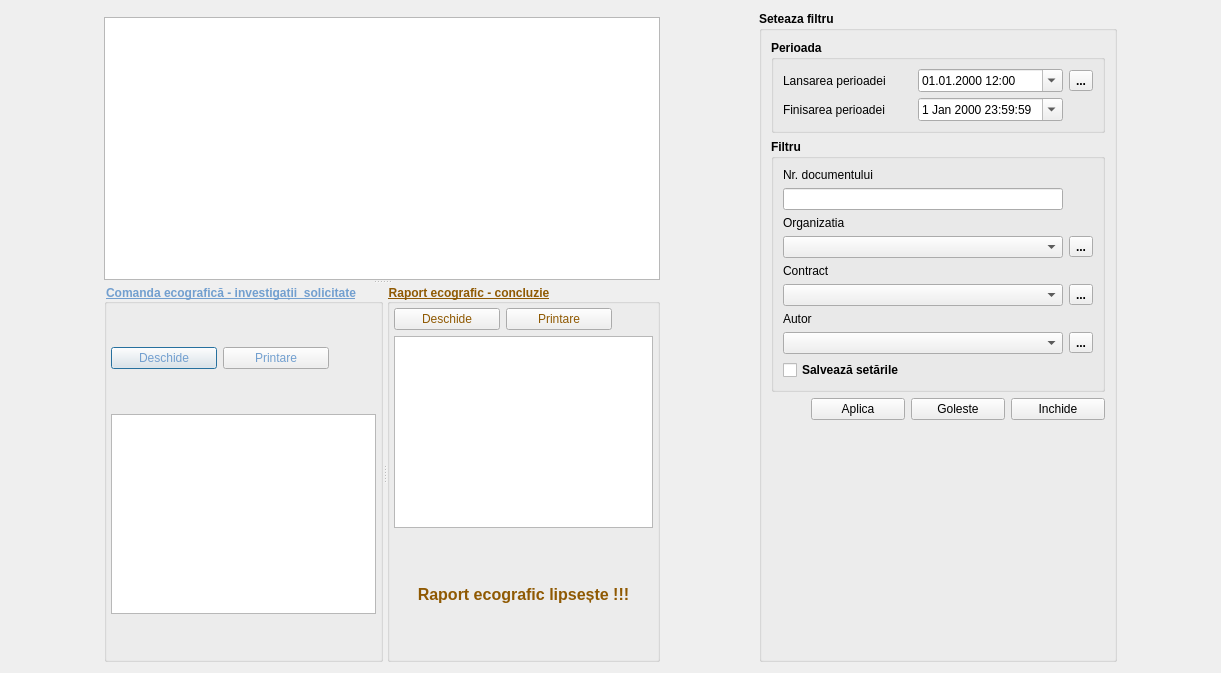
Qt form src/features/orders/orderview.ui (debalex77/USG) before a commit.
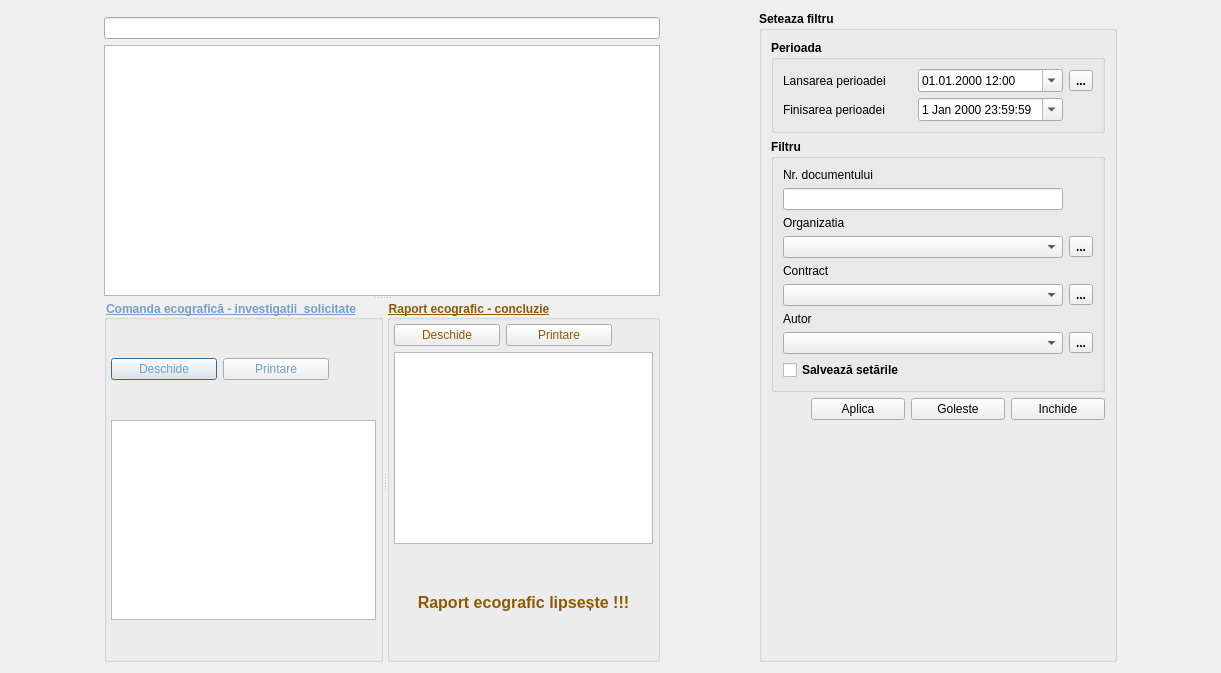
The same form after that commit. Icons and pictures are not drawn. Custom widgets are drawn as their Qt base class.

Commit message: release: prepare USG v4.2.7 account security, journal search and appointment printing

What changed in the file:
```diff
--- a/src/features/orders/orderview.ui
+++ b/src/features/orders/orderview.ui
@@ -24,6 +24,19 @@
   </property>
   <layout class="QGridLayout" name="gridLayout_6">
    <item row="1" column="0">
+    <widget class="SearchLineEdit" name="editFilterPattern">
+     <property name="sizePolicy">
+      <sizepolicy hsizetype="Preferred" vsizetype="Fixed">
+       <horstretch>0</horstretch>
+       <verstretch>0</verstretch>
+      </sizepolicy>
+     </property>
+     <property name="clearButtonEnabled">
+      <bool>true</bool>
+     </property>
+    </widget>
+   </item>
+   <item row="2" column="0">
     <widget class="QSplitter" name="splitter_3">
      <property name="orientation">
       <enum>Qt::Orientation::Vertical</enum>
@@ -248,7 +261,7 @@
      </widget>
     </widget>
    </item>
-   <item row="0" column="1" rowspan="2">
+   <item row="0" column="1" rowspan="3">
     <widget class="QGroupBox" name="groupBoxFilter">
      <property name="sizePolicy">
       <sizepolicy hsizetype="Fixed" vsizetype="Preferred">
@@ -611,6 +624,13 @@
    </item>
   </layout>
  </widget>
+ <customwidgets>
+  <customwidget>
+   <class>SearchLineEdit</class>
+   <extends>QLineEdit</extends>
+   <header>ui/widgets/searchlineedit.h</header>
+  </customwidget>
+ </customwidgets>
  <resources>
   <include location="../../resources/resource.qrc"/>
  </resources>
```
The commit also changes 83 other files.
